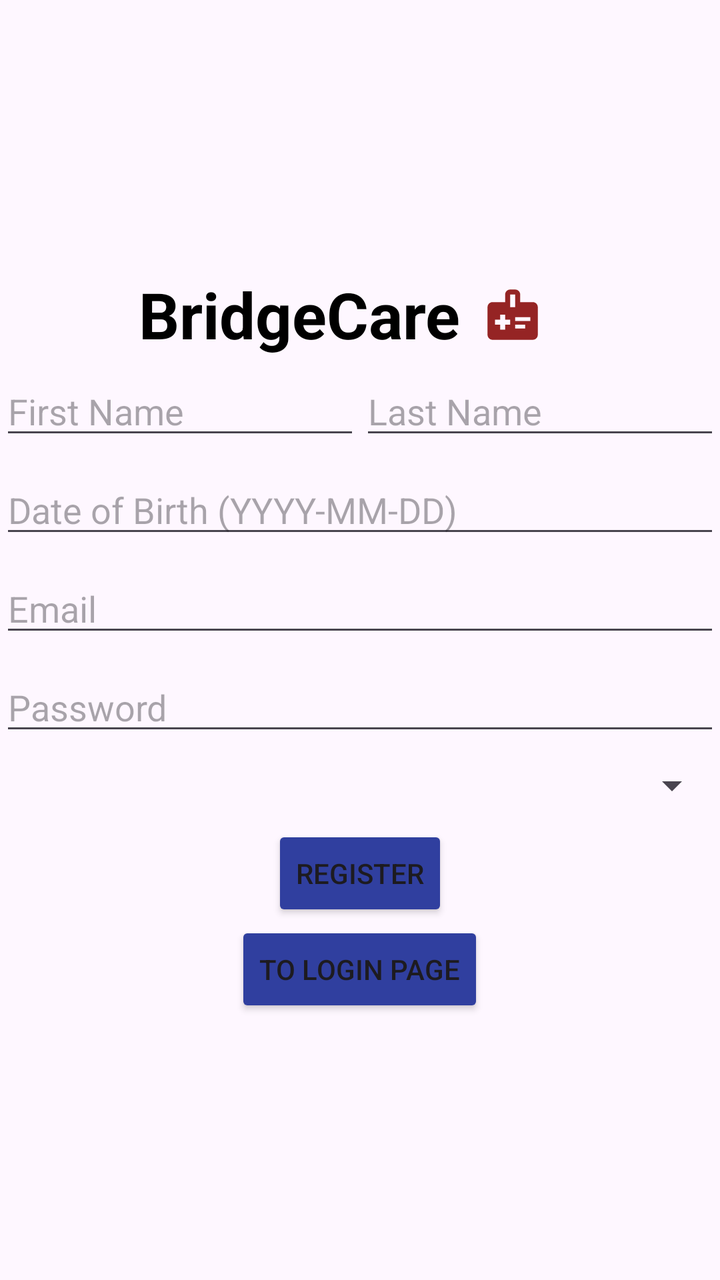
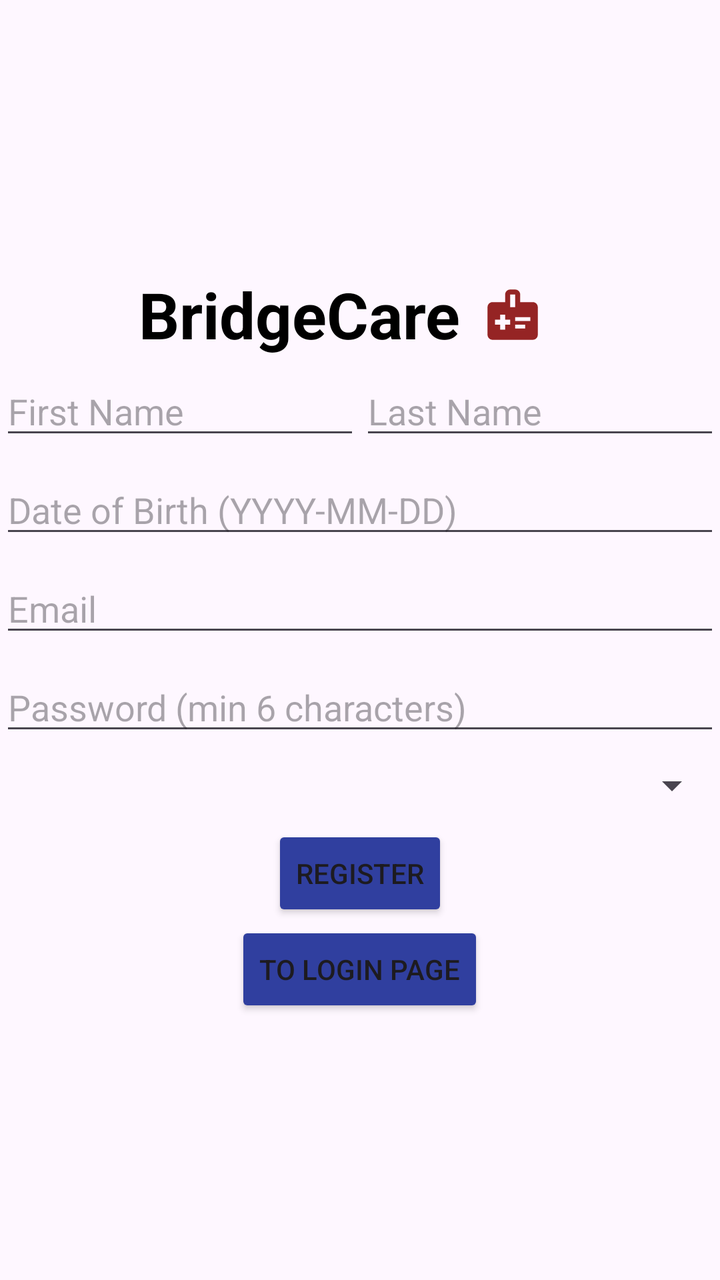

Screens rendered from an Android XML layout before and after an edit, with the pre-edit source and the edit as a unified diff.
<!-- AndroidManifest.xml: activity theme Theme.BridgeCare -->
<!-- res/layout/activity_register.xml -->
<?xml version="1.0" encoding="utf-8"?>
<LinearLayout xmlns:android="http://schemas.android.com/apk/res/android"
    xmlns:tools="http://schemas.android.com/tools"
    xmlns:app="http://schemas.android.com/apk/res-auto"
    android:id="@+id/main"
    android:layout_width="match_parent"
    android:layout_height="match_parent"
    android:orientation="vertical"
    android:layout_margin="16dp"
    android:gravity="center"
    tools:context=".RegisterActivity">

    <LinearLayout
        android:layout_width="match_parent"
        android:layout_height="wrap_content"
        android:orientation="horizontal"
        android:gravity="center">

        <TextView
            android:id="@+id/labelBridgeCare"
            android:layout_width="wrap_content"
            android:layout_height="wrap_content"
            android:gravity="center_vertical"
            android:text="BridgeCare"
            android:textSize="32sp"
            android:textStyle="bold"
            android:textColor="#000000" />

        <ImageView
            android:id="@+id/imageLogo"
            android:layout_width="52dp"
            android:layout_height="52dp"
            android:src="@drawable/care_connect_image_foreground"
            android:contentDescription="Logo"
            android:layout_marginEnd="8dp" />
    </LinearLayout>

    <LinearLayout
        android:layout_width="match_parent"
        android:layout_height="wrap_content"
        android:orientation="horizontal"
        android:layout_marginBottom="8dp">

        <EditText
            android:id="@+id/editTextFirstName"
            android:layout_width="0dp"
            android:layout_height="wrap_content"
            android:layout_weight="1"
            android:hint="First Name"
            android:inputType="textPersonName" />

        <EditText
            android:id="@+id/editTextLastName"
            android:layout_width="0dp"
            android:layout_height="wrap_content"
            android:layout_weight="1"
            android:hint="Last Name"
            android:inputType="textPersonName" />
    </LinearLayout>

    <EditText
        android:id="@+id/editTextDob"
        android:layout_width="match_parent"
        android:layout_height="wrap_content"
        android:layout_marginBottom="8dp"
        android:focusable="false"
        android:hint="Date of Birth (YYYY-MM-DD)"
        android:inputType="date" />

    <EditText
        android:id="@+id/editTextEmail"
        android:layout_width="match_parent"
        android:layout_height="wrap_content"
        android:layout_marginBottom="8dp"
        android:hint="Email"
        android:inputType="textEmailAddress" />

    <EditText
        android:id="@+id/editTextPassword"
        android:layout_width="match_parent"
        android:layout_height="wrap_content"
        android:layout_marginBottom="8dp"
        android:hint="Password"
        android:inputType="textPassword" />

    <Spinner
        android:id="@+id/spinnerRole"
        android:layout_width="match_parent"
        android:layout_height="wrap_content"
        android:layout_marginBottom="8dp" />

    <Button
        android:id="@+id/buttonRegister"
        android:layout_width="wrap_content"
        android:layout_height="wrap_content"
        android:text="REGISTER"
        android:backgroundTint="#303F9F"
        app:cornerRadius="5dp"/>

    <Button
        android:id="@+id/toLoginPage"
        android:layout_width="wrap_content"
        android:layout_height="wrap_content"
        android:text="To Login Page"
        android:backgroundTint="#303F9F"
        app:cornerRadius="5dp"/>

</LinearLayout>
<!-- resources referenced by this layout -->
<resources>
  <!-- drawable care_connect_image_foreground (drawable) -->
  <vector xmlns:android="http://schemas.android.com/apk/res/android"
      android:width="108dp"
      android:height="108dp"
      android:viewportWidth="24"
      android:viewportHeight="24"
      android:tint="#952424">
    <group android:scaleX="0.58"
        android:scaleY="0.58"
        android:translateX="5.04"
        android:translateY="5.04">
      <path
          android:fillColor="@android:color/white"
          android:pathData="M20,7h-5V4c0,-1.1 -0.9,-2 -2,-2h-2C9.9,2 9,2.9 9,4v3H4C2.9,7 2,7.9 2,9v11c0,1.1 0.9,2 2,2h16c1.1,0 2,-0.9 2,-2V9C22,7.9 21.1,7 20,7zM11,4h2v5h-2V4zM11,16H9v2H7v-2H5v-2h2v-2h2v2h2V16zM13,14.5V13h6v1.5H13zM13,17.5V16h4v1.5H13z"/>
    </group>
  </vector>
  <style name="Theme.BridgeCare" parent="Base.Theme.BridgeCare" />
  <style name="Base.Theme.BridgeCare" parent="Theme.Material3.DayNight.NoActionBar">
          
          
      </style>
</resources>

<!-- the commit's change to res/layout/activity_register.xml (unified diff, before → after) -->
@@ -80,7 +80,7 @@
         android:layout_width="match_parent"
         android:layout_height="wrap_content"
         android:layout_marginBottom="8dp"
-        android:hint="Password"
+        android:hint="@string/password_hint"
         android:inputType="textPassword" />
 
     <Spinner
@@ -88,6 +88,13 @@
         android:layout_width="match_parent"
         android:layout_height="wrap_content"
         android:layout_marginBottom="8dp" />
+
+    <ProgressBar
+        android:id="@+id/authProgressBar"
+        android:layout_width="wrap_content"
+        android:layout_height="wrap_content"
+        android:layout_marginBottom="8dp"
+        android:visibility="gone" />
 
     <Button
         android:id="@+id/buttonRegister"
<!-- resource entries referenced after the edit -->
@@ -16,6 +16,7 @@
           android:pathData="M20,7h-5V4c0,-1.1 -0.9,-2 -2,-2h-2C9.9,2 9,2.9 9,4v3H4C2.9,7 2,7.9 2,9v11c0,1.1 0.9,2 2,2h16c1.1,0 2,-0.9 2,-2V9C22,7.9 21.1,7 20,7zM11,4h2v5h-2V4zM11,16H9v2H7v-2H5v-2h2v-2h2v2h2V16zM13,14.5V13h6v1.5H13zM13,17.5V16h4v1.5H13z"/>
     </group>
   </vector>
+  <string name="password_hint">Password (min 6 characters)</string>
   <style name="Theme.BridgeCare" parent="Base.Theme.BridgeCare" />
   <style name="Base.Theme.BridgeCare" parent="Theme.Material3.DayNight.NoActionBar">
           
